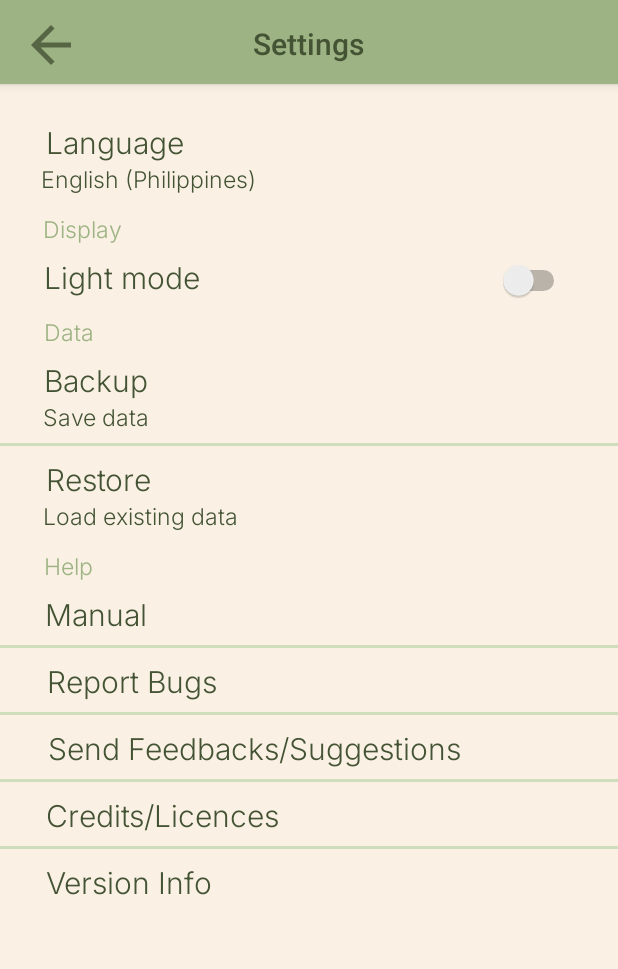
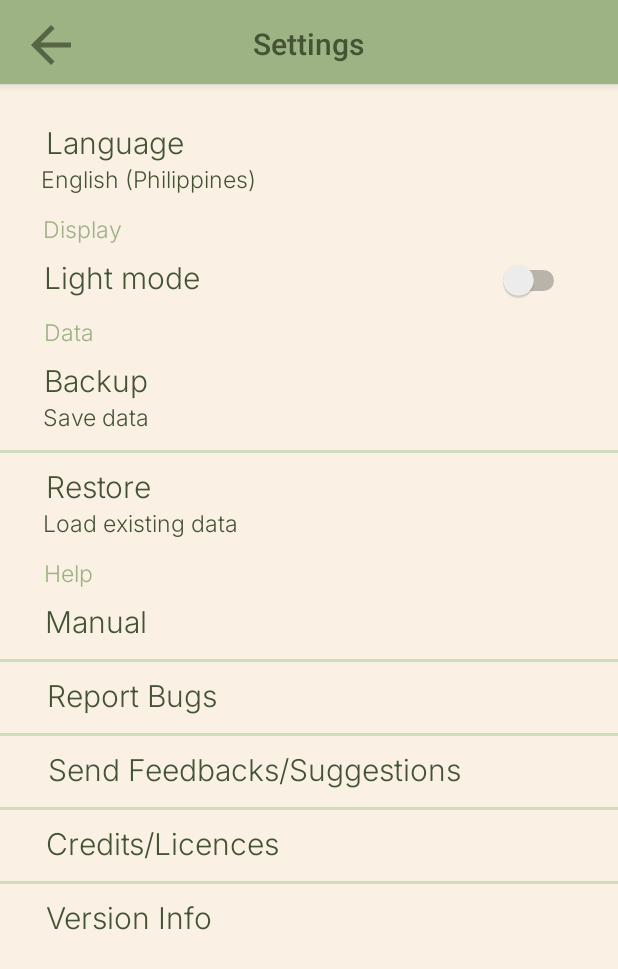
Before and after one commit to GracePaclibar/OMCM, an Android app built with Jetpack Compose: the SettingsActivity screen opened directly, with no data from a screen before it, on a phone screen of 412 x 824 dp. Shown: the top 969 px of the screen. Run offline under Robolectric (Android 15) with nearby library versions, the phone set to English and light mode, and no system bars.

Commit message:
Tiny Tweaks to layout

```diff
--- a/app/src/main/java/com/bscpe/omcmapp/MainActivity.kt
+++ b/app/src/main/java/com/bscpe/omcmapp/MainActivity.kt
@@ -16,7 +16,6 @@ class MainActivity : AppCompatActivity() {
 
     fun goToProfile(view: View) {
         val intent = Intent(this,ProfileActivity::class.java)
-        startActivity(intent)
 
         val options = ActivityOptions.makeCustomAnimation(this,
             R.anim.slide_enter_left, //Enter animation
--- a/app/src/main/java/com/bscpe/omcmapp/ProfileEditActivity.kt
+++ b/app/src/main/java/com/bscpe/omcmapp/ProfileEditActivity.kt
@@ -90,7 +90,6 @@ class ProfileEditActivity : AppCompatActivity() {
 
     fun goToProfile(view: View) {
         val intent = Intent(this, ProfileActivity::class.java)
-        startActivity(intent)
 
         val options = ActivityOptions.makeCustomAnimation(this,
             R.anim.slide_enter_bottom, //Enter animation
--- a/app/src/main/res/layout/activity_settings.xml
+++ b/app/src/main/res/layout/activity_settings.xml
@@ -165,7 +165,7 @@
         android:id="@+id/barrier"
         android:layout_width="match_parent"
         android:layout_height="2dp"
-        android:layout_marginTop="7dp"
+        android:layout_marginTop="12dp"
         android:background="@color/detail"
         app:layout_constraintEnd_toEndOf="parent"
         app:layout_constraintStart_toStartOf="parent"
@@ -234,7 +234,7 @@
         android:id="@+id/barrier_2"
         android:layout_width="match_parent"
         android:layout_height="2dp"
-        android:layout_marginTop="7dp"
+        android:layout_marginTop="12dp"
         android:background="@color/detail"
         app:layout_constraintEnd_toEndOf="parent"
         app:layout_constraintStart_toStartOf="parent"
@@ -259,7 +259,7 @@
         android:id="@+id/barrier_3"
         android:layout_width="match_parent"
         android:layout_height="2dp"
-        android:layout_marginTop="7dp"
+        android:layout_marginTop="12dp"
         android:background="@color/detail"
         app:layout_constraintEnd_toEndOf="parent"
         app:layout_constraintStart_toStartOf="parent"
@@ -284,7 +284,7 @@
         android:id="@+id/barrier_4"
         android:layout_width="match_parent"
         android:layout_height="2dp"
-        android:layout_marginTop="7dp"
+        android:layout_marginTop="12dp"
         android:background="@color/detail"
         app:layout_constraintEnd_toEndOf="parent"
         app:layout_constraintStart_toStartOf="parent"
@@ -309,7 +309,7 @@
         android:id="@+id/barrier_5"
         android:layout_width="match_parent"
         android:layout_height="2dp"
-        android:layout_marginTop="7dp"
+        android:layout_marginTop="12dp"
         android:background="@color/detail"
         app:layout_constraintEnd_toEndOf="parent"
         app:layout_constraintStart_toStartOf="parent"
```
